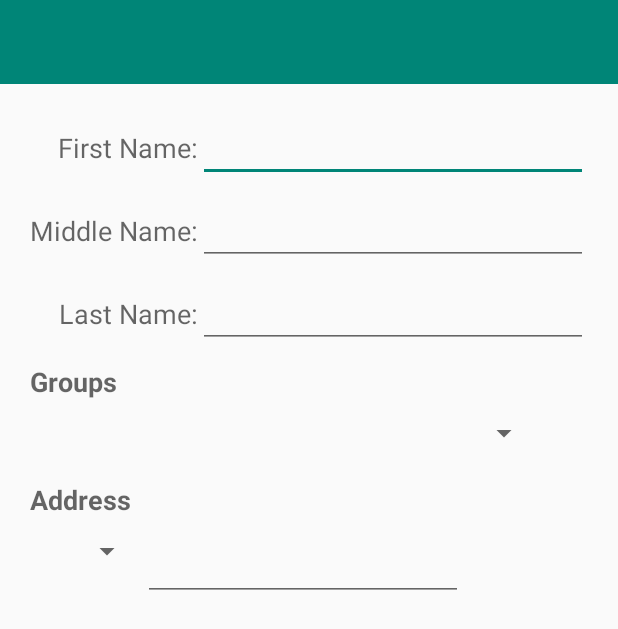
After one commit to orionvasanth/fieldX.contacts, an Android app: the layout activity_view_contact.xml on its own in the app's theme, with its tools: preview values and no code run, on a phone screen of 412 x 824 dp. The commit adds this screen. Shown: the top 629 px of the screen. Run offline under Robolectric (Android 15) with nearby library versions, the phone set to English and light mode, and no system bars.

Commit message:
Display Contact as view only on clicking a list item at MainActivity's list.

```diff
--- /dev/null
+++ b/app/src/main/res/layout/activity_view_contact.xml
@@ -0,0 +1,251 @@
+<?xml version="1.0" encoding="utf-8"?>
+<LinearLayout xmlns:android="http://schemas.android.com/apk/res/android"
+    android:layout_width="match_parent"
+    android:layout_height="match_parent"
+    android:orientation="vertical">
+
+    <android.support.v7.widget.Toolbar xmlns:local="http://schemas.android.com/apk/res-auto"
+        android:id="@+id/my_toolbar"
+        android:layout_width="match_parent"
+        android:layout_height="?attr/actionBarSize"
+        android:background="?attr/colorPrimary"
+
+        local:popupTheme="@style/ThemeOverlay.AppCompat.Light"
+        local:theme="@style/AppTheme">
+    </android.support.v7.widget.Toolbar>
+
+    <ScrollView xmlns:android="http://schemas.android.com/apk/res/android"
+        android:layout_width="match_parent"
+        android:layout_height="match_parent"
+        android:layout_marginTop="20dp">
+
+        <LinearLayout
+            android:layout_width="match_parent"
+            android:layout_height="match_parent"
+            android:baselineAligned="false"
+            android:orientation="vertical">
+
+            <LinearLayout
+                android:id="@+id/name_linearLayout"
+                android:layout_width="match_parent"
+                android:layout_height="wrap_content"
+                android:baselineAligned="false">
+
+                <TableLayout
+                    android:id="@+id/name_tableLayout"
+                    android:layout_width="match_parent"
+                    android:layout_height="wrap_content"
+                    android:layout_weight="1">
+
+                    <TableRow
+                        android:layout_width="match_parent"
+                        android:layout_height="wrap_content"
+                        android:layout_marginLeft="20dp"
+                        android:layout_marginRight="20dp"
+                        android:layout_marginBottom="10dp">
+
+                        <TextView
+                            android:id="@+id/textView_firstName"
+                            android:layout_width="wrap_content"
+                            android:layout_height="wrap_content"
+                            android:text="@string/firstName"
+                            android:textAppearance="?android:attr/textAppearanceMedium"
+                            android:layout_gravity="right|center_vertical"/>
+
+                        <EditText
+                            android:id="@+id/editText_firstName"
+                            android:layout_width="wrap_content"
+                            android:layout_height="wrap_content"
+                            android:ems="10"
+                            android:inputType="none"
+                            android:layout_weight="1"/>
+                    </TableRow>
+
+                    <TableRow
+                        android:layout_width="match_parent"
+                        android:layout_height="wrap_content"
+                        android:layout_marginLeft="20dp"
+                        android:layout_marginRight="20dp"
+                        android:layout_marginBottom="10dp">
+
+                        <TextView
+                            android:id="@+id/textView_middleName"
+                            android:layout_width="wrap_content"
+                            android:layout_height="wrap_content"
+                            android:text="@string/middleName"
+                            android:textAppearance="?android:attr/textAppearanceMedium"
+                            android:layout_gravity="right|center_vertical"/>
+
+                        <EditText
+                            android:id="@+id/editText_middleName"
+                            android:layout_width="wrap_content"
+                            android:layout_height="wrap_content"
+                            android:ems="10"
+                            android:inputType="none"
+                            android:layout_weight="1" />
+                    </TableRow>
+
+                    <TableRow
+                        android:layout_width="match_parent"
+                        android:layout_height="wrap_content"
+                        android:layout_marginLeft="20dp"
+                        android:layout_marginRight="20dp"
+                        android:layout_marginBottom="10dp">
+
+                        <TextView
+                            android:id="@+id/textView_lastName"
+                            android:layout_width="wrap_content"
+                            android:layout_height="wrap_content"
+                            android:text="@string/lastName"
+                            android:textAppearance="?android:attr/textAppearanceMedium"
+                            android:layout_gravity="right|center_vertical"/>
+
+                        <EditText
+                            android:id="@+id/editText_lastName"
+                            android:layout_width="wrap_content"
+                            android:layout_height="wrap_content"
+                            android:inputType="none"
+                            android:layout_weight="1" />
+                    </TableRow>
+
+                    <TableRow
+                        android:layout_width="match_parent"
+                        android:layout_height="wrap_content"
+                        android:layout_marginLeft="20dp"
+                        android:layout_marginBottom="10dp">
+
+                        <TextView
+                            android:id="@+id/textView_ContactType"
+                            android:layout_width="match_parent"
+                            android:layout_height="wrap_content"
+                            android:textAppearance="?android:attr/textAppearanceMedium"
+                            android:text="@string/contactType"
+                            android:textStyle="bold" />
+                    </TableRow>
+
+                    <TableRow
+                        android:layout_width="match_parent"
+                        android:layout_height="wrap_content"
+                        android:layout_marginLeft="20dp"
+                        android:layout_marginRight="20dp"
+                        android:layout_marginBottom="20dp">
+
+                        <Spinner
+                            android:id="@+id/spinner_contact_types"
+                            android:layout_gravity="center"
+                            android:layout_weight="1"
+                            android:clickable="false"/>
+                    </TableRow>
+                </TableLayout>
+            </LinearLayout>
+
+            <LinearLayout
+                android:id="@+id/phone_linearLayout"
+                android:layout_width="match_parent"
+                android:layout_height="wrap_content"
+                android:baselineAligned="false">
+
+                <TableLayout
+                    android:id="@+id/phone_tableLayout"
+                    android:layout_width="match_parent"
+                    android:layout_height="wrap_content"
+                    android:layout_weight="1">
+                </TableLayout>
+            </LinearLayout>
+
+            <LinearLayout
+                android:id="@+id/email_linearLayout"
+                android:layout_width="match_parent"
+                android:layout_height="wrap_content"
+                android:baselineAligned="false">
+
+                <TableLayout
+                    android:id="@+id/email_tableLayout"
+                    android:layout_width="match_parent"
+                    android:layout_height="wrap_content"
+                    android:layout_weight="1">
+                </TableLayout>
+            </LinearLayout>
+
+            <LinearLayout
+                android:id="@+id/address_linearLayout"
+                android:layout_width="match_parent"
+                android:layout_height="wrap_content"
+                android:baselineAligned="false">
+
+                <TableLayout
+                    android:id="@+id/address_tableLayout"
+                    android:layout_width="match_parent"
+                    android:layout_height="wrap_content"
+                    android:layout_weight="1">
+
+                    <TableRow
+                        android:layout_width="match_parent"
+                        android:layout_height="wrap_content"
+                        android:layout_marginLeft="20dp"
+                        android:layout_marginBottom="10dp">
+
+                        <TextView
+                            android:layout_width="wrap_content"
+                            android:layout_height="wrap_content"
+                            android:layout_gravity="left"
+                            android:text="@string/address"
+                            android:textAppearance="?android:attr/textAppearanceMedium"
+                            android:textStyle="bold" />
+                    </TableRow>
+
+                    <TableRow
+                        android:layout_width="match_parent"
+                        android:layout_height="wrap_content"
+                        android:layout_marginLeft="20dp"
+                        android:layout_marginRight="20dp">
+
+                        <Spinner
+                            android:id="@+id/spinner_address_types"
+                            android:layout_gravity="right"
+                            android:layout_width="75dp"
+                            android:dropDownWidth="wrap_content" />
+
+                        <EditText
+                            android:id="@+id/editText_address"
+                            android:layout_width="wrap_content"
+                            android:layout_height="wrap_content"
+                            android:ems="10"
+                            android:inputType="none" />
+                    </TableRow>
+                </TableLayout>
+            </LinearLayout>
+
+            <!--<LinearLayout
+                android:id="@+id/control_linearLayout"
+                android:layout_width="match_parent"
+                android:layout_height="wrap_content"
+                android:layout_marginTop="30dp">
+
+                &lt;!&ndash;<Button
+                    android:id="@+id/cancel_button"
+                    style="?android:attr/buttonStyleSmall"
+                    android:layout_width="wrap_content"
+                    android:layout_height="wrap_content"
+                    android:layout_weight="1"
+                    android:text="@string/cancel_button" />
+
+                <Button
+                    android:id="@+id/add_button"
+                    style="?android:attr/buttonStyleSmall"
+                    android:layout_width="wrap_content"
+                    android:layout_height="wrap_content"
+                    android:layout_weight="1"
+                    android:text="@string/add_button" />&ndash;&gt;
+
+                <Button
+                    android:id="@+id/add_field"
+                    android:layout_width="match_parent"
+                    android:layout_height="wrap_content"
+                    android:text="@string/add_field"
+                    android:layout_gravity="center"
+                    android:textAllCaps="false"/>
+            </LinearLayout>-->
+        </LinearLayout>
+    </ScrollView>
+</LinearLayout>
--- a/app/src/main/res/values/strings.xml
+++ b/app/src/main/res/values/strings.xml
@@ -3,6 +3,7 @@
     <string name="person_name">Name</string>
     <string name="add_button">Save</string>
     <string name="cancel_button">Cancel</string>
+    <string name="edit">Edit</string>
     <string name="view_contacts">View All</string>
     <string name="type_prompt">Choose a type</string>
     <string name="storage">FieldX_Contacts</string>
```
Also changed, not shown: app/src/main/java/com/example/vavadive/contactmanager/MainActivity.java (+4 -4 lines), app/src/main/java/com/example/vavadive/contactmanager/ViewContactActivity.java (+98 -97 lines), app/src/main/res/layout/email_table_header.xml (added, +22 -0 lines), app/src/main/res/layout/email_table_row_view.xml (added, +27 -0 lines), app/src/main/res/layout/phone_table_header.xml (added, +19 -0 lines), app/src/main/res/layout/phone_table_row_view.xml (added, +27 -0 lines), app/src/main/res/menu/menu_view_contact.xml (added, +12 -0 lines), app/src/main/res/drawable-hdpi/ic_edit_contact.png (added), app/src/main/res/drawable-mdpi/ic_edit_contact.png (added), app/src/main/res/drawable-xhdpi/ic_edit_contact.png (added), app/src/main/res/drawable-xxhdpi/ic_edit_contact.png (added).
